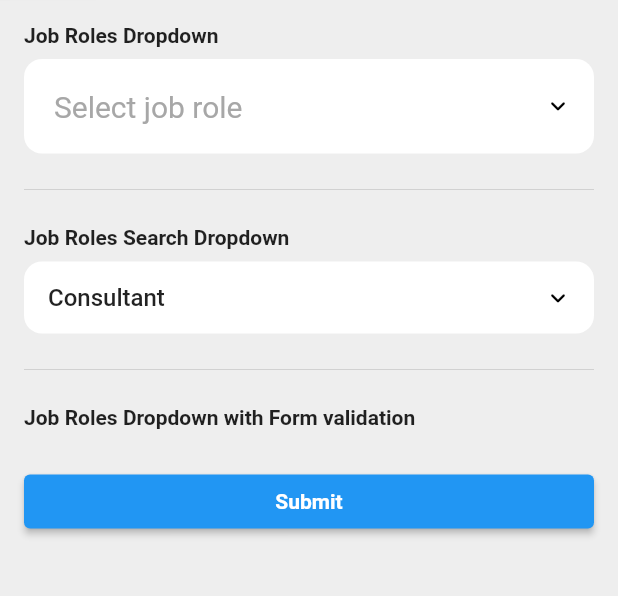
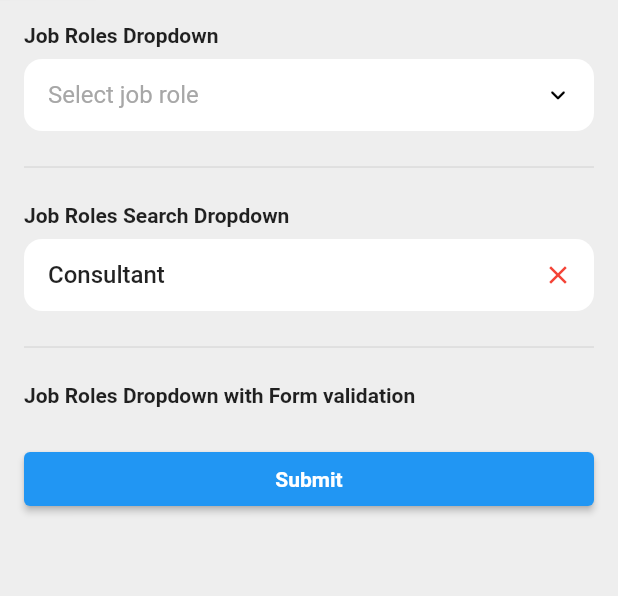
Before and after one commit to AbdullahChauhan/custom-dropdown, a Flutter app: the screen it shows after launch, on a phone screen of 412 x 824 dp, the part 85-681 px from its top. Run offline on Flutter 3.47's test engine with Material 2 defaults, Android fonts, the phone set to English and light mode, and no system bars.

Commit message:
adding close icon

```diff
--- a/example/lib/main.dart
+++ b/example/lib/main.dart
@@ -81,14 +81,22 @@ class _HomeState extends State<Home> {
           const Text('Job Roles Dropdown', style: _labelStyle),
           const SizedBox(height: 8),
           CustomDropdown(
-            contentPadding: EdgeInsets.all(20),
+            onRemoveClicked: () {
+              print('on remove clicked');
+            },
+            // key: UniqueKey(),
+            // fillColor: Colors.red,
+            // contentPadding: EdgeInsets.all(20),
             hintText: 'Select job role',
-            hintStyle: TextStyle(fontSize: 20),
+            // hintStyle: TextStyle(fontSize: 20),
             excludeSelected: false,
             items: list,
             nameKey: "name",
             nameMapKey: 'en',
-            onChanged: (value) {
+            onChanged: (value) async {
+              // await Future.delayed(Duration(seconds: 1));
+
+              setState(() {});
               print('XXXXXXX${value}');
             },
             // excludeSelected: false,
--- a/lib/custom_dropdown.dart
+++ b/lib/custom_dropdown.dart
@@ -34,6 +34,8 @@ class CustomDropdown extends StatefulWidget {
 
   final _SearchType? searchType;
 
+  final void Function()? onRemoveClicked;
+
   const CustomDropdown({
     Key? key,
     this.nameKey,
@@ -52,6 +54,7 @@ class CustomDropdown extends StatefulWidget {
     this.fieldSuffixIcon,
     this.onChanged,
     this.contentPadding,
+    this.onRemoveClicked,
     this.excludeSelected = true,
     this.fillColor = Colors.white,
   })  : searchType = null,
@@ -75,6 +78,7 @@ class CustomDropdown extends StatefulWidget {
     this.borderSide,
     this.fieldSuffixIcon,
     this.onChanged,
+    this.onRemoveClicked,
     this.contentPadding,
     this.excludeSelected = false,
     this.canCloseOutsideBounds = true,
@@ -171,6 +175,7 @@ class _CustomDropdownState extends State<CustomDropdown> {
           return CompositedTransformTarget(
             link: layerLink,
             child: _DropDownField(
+              onRemoveClicked: widget.onRemoveClicked,
               isItemsNullOrEmpty: dataItems.isEmpty,
               controller: textEditingController,
               onTap: showCallback,
--- a/lib/dropdown_field.dart
+++ b/lib/dropdown_field.dart
@@ -21,6 +21,7 @@ class _DropDownField extends StatefulWidget {
   final Color? fillColor;
   final EdgeInsets? contentPadding;
   final bool isItemsNullOrEmpty;
+  final void Function()? onRemoveClicked;
 
   const _DropDownField({
     Key? key,
@@ -38,6 +39,7 @@ class _DropDownField extends StatefulWidget {
     this.errorBorderSide,
     this.borderRadius,
     this.fillColor,
+    this.onRemoveClicked,
     this.contentPadding,
   }) : super(key: key);
 
@@ -97,9 +99,8 @@ class _DropDownFieldState extends State<_DropDownField> {
 
     return InkWell(
       onTap: widget.onTap,
-      child: IgnorePointer(
-        ignoring: true,
       child: TextFormField(
+        mouseCursor: SystemMouseCursors.click,
         controller: widget.controller,
         validator: (val) {
           if (val?.isEmpty ?? false) return widget.errorText ?? '';
@@ -112,10 +113,24 @@ class _DropDownFieldState extends State<_DropDownField> {
         decoration: InputDecoration(
           isDense: true,
           contentPadding: widget.contentPadding ?? _contentPadding,
-            suffixIcon: widget.suffixIcon ??
+          suffixIcon: widget.controller.text != ''
+              ? InkWell(
+                  onTap: () {
+                    setState(() {});
+                    widget.controller.clear();
+                    widget.onRemoveClicked?.call();
+                  },
+                  child: const Icon(
+                    Icons.close,
+                    color: Colors.red,
+                    size: 20,
+                  ),
+                )
+              : widget.suffixIcon ??
                   Icon(
                     Icons.keyboard_arrow_down_rounded,
-                  color: widget.isItemsNullOrEmpty ? Colors.grey : Colors.black,
+                    color:
+                        widget.isItemsNullOrEmpty ? Colors.grey : Colors.black,
                     size: 20,
                   ),
           hintText: widget.hintText,
@@ -131,7 +146,6 @@ class _DropDownFieldState extends State<_DropDownField> {
           focusedErrorBorder: errorBorder,
         ),
       ),
-      ),
     );
   }
 }
```
Also changed, not shown: example/pubspec.lock. Lines whose indentation alone changed are shown as unchanged.
